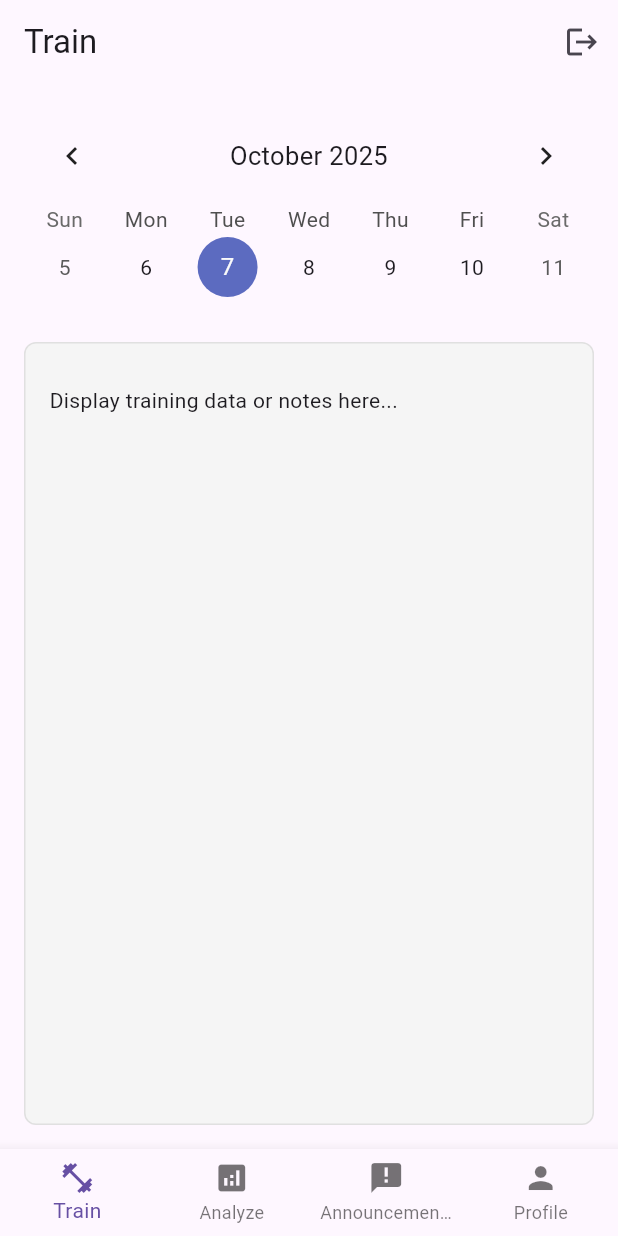
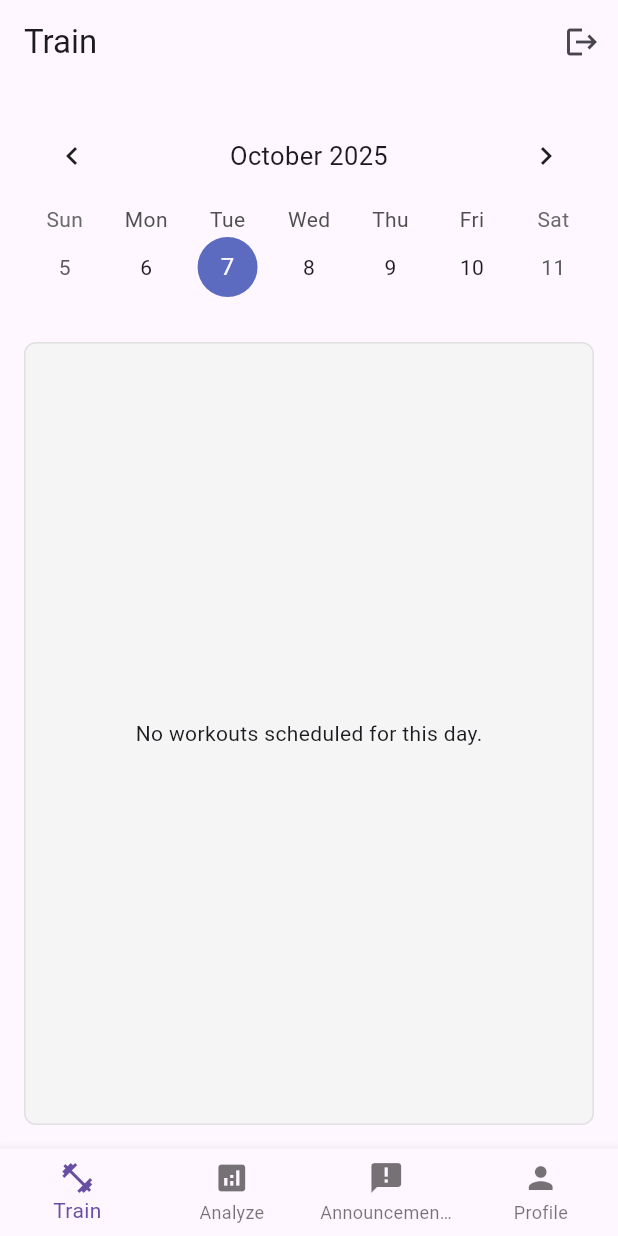
Before and after one commit to jgodfrey324/heartland_strength_app, a Flutter app: the screen it shows once a user with an empty profile is signed in, on a phone screen of 412 x 824 dp. Run offline on Flutter 3.47's test engine with Material 3 defaults, Android fonts, the phone set to English and light mode, and no system bars; drawn by our look-alikes of table_calendar; our stand-ins replace cloud_firestore, emoji_picker_flutter, firebase_auth, firebase_core; accounts and stored records are empty.

Commit message:
creating workouts in firebase and using dummy data for the UI

```diff
--- a/lib/app.dart
+++ b/lib/app.dart
@@ -1,6 +1,5 @@
 // App-level logic and routing
 import 'package:flutter/material.dart';
-import 'package:firebase_auth/firebase_auth.dart';
 import 'screens/splash_screen.dart';
 
 class MainApp extends StatelessWidget {
--- a/lib/screens/main_app_screen.dart
+++ b/lib/screens/main_app_screen.dart
@@ -58,13 +58,22 @@ class _MainAppScreenState extends State<MainAppScreen> {
     });
   }
 
-  // Screens for the tabs:
-  List<Widget> get _screens => [
-        TrainScreen(userData: _userData),
-        AnalyzeScreen(userData: _userData),
-        AnnouncementsScreen(userData: _userData),
-        ProfileScreen(userData: _userData),
-      ];
+  // Screens getter
+  List<Widget> get _screens {
+    final userId = _authService.getCurrentUserId();
+    // We not going anywhere if there's no user logged in
+    if (userId == null || _userData == null) {
+      return [const Center(child: Text('User not logged in'))];
+    }
+
+    return [
+      TrainScreen(userId: userId),
+      AnalyzeScreen(userData: _userData),
+      AnnouncementsScreen(userData: _userData),
+      ProfileScreen(userData: _userData),
+    ];
+  }
+
 
   // Titles for AppBar based on selected tab:
   String get _appBarTitle {
--- a/lib/screens/train_screen.dart
+++ b/lib/screens/train_screen.dart
@@ -1,35 +1,66 @@
 // Entry point for training screen
 import 'package:flutter/material.dart';
 import 'package:table_calendar/table_calendar.dart';
+import '../services/train_service.dart';
+import '../utils/workout_utils.dart';
 
 class TrainScreen extends StatefulWidget {
-  const TrainScreen({super.key, userData});
+  final String userId;
+
+  const TrainScreen({super.key, required this.userId});
 
   @override
   State<TrainScreen> createState() => _TrainScreenState();
 }
 
 class _TrainScreenState extends State<TrainScreen> {
+  final TrainService _trainService = TrainService();
+
   DateTime focusedDay = DateTime.now();
   DateTime? selectedDay;
+
+  List<Workout> allWorkouts = [];
+  bool isLoading = true;
 
   @override
   void initState() {
     super.initState();
     selectedDay = focusedDay;
+    _loadWorkouts();
   }
+
+  Future<void> _loadWorkouts() async {
+    try {
+      final workouts = await _trainService.getUserWorkouts(widget.userId);
+      setState(() {
+        allWorkouts = workouts;
+        isLoading = false;
+      });
+    } catch (e) {
+      // Handle error properly in real app
+      debugPrint('Error loading workouts: $e');
+      setState(() => isLoading = false);
+    }
+  }
+
+  List<Workout> _getWorkoutsForDay(DateTime day) {
+    return allWorkouts.where((w) => isSameDay(w.date, day)).toList();
+  }
+
 
   @override
   Widget build(BuildContext context) {
+    final workoutsForSelectedDay = selectedDay != null
+        ? _getWorkoutsForDay(selectedDay!)
+        : <Workout>[];
+
     return Scaffold(
-      // appBar: AppBar(
-      //   title: const Text('Train'),
-      // ),
-      body: Padding(
+      body: isLoading
+          ? const Center(child: CircularProgressIndicator())
+          : Padding(
               padding: const EdgeInsets.all(16.0),
               child: Column(
                 children: [
-            // Week calendar view
                   TableCalendar(
                     firstDay: DateTime.utc(2020, 1, 1),
                     lastDay: DateTime.utc(2030, 12, 31),
@@ -49,11 +80,9 @@ class _TrainScreenState extends State<TrainScreen> {
                       formatButtonVisible: false,
                       titleCentered: true,
                     ),
+                    eventLoader: _getWorkoutsForDay,
                   ),
-
                   const SizedBox(height: 24),
-
-            // Space to show data for selected day
                   Expanded(
                     child: Container(
                       width: double.infinity,
@@ -63,15 +92,26 @@ class _TrainScreenState extends State<TrainScreen> {
                         borderRadius: BorderRadius.circular(8),
                         border: Border.all(color: Colors.grey.shade300),
                       ),
-                child: selectedDay == null
-                    ? const Center(child: Text('No day selected'))
-                    : Column(
-                        crossAxisAlignment: CrossAxisAlignment.start,
-                        children: [
-                          const SizedBox(height: 12),
-                          // TODO: Replace with actual data widgets related to this day
-                          const Text('Display training data or notes here...'),
-                        ],
+                      child: workoutsForSelectedDay.isEmpty
+                          ? const Center(child: Text('No workouts scheduled for this day.'))
+                          : ListView.builder(
+                              itemCount: workoutsForSelectedDay.length,
+                              itemBuilder: (context, index) {
+                                final workout = workoutsForSelectedDay[index];
+                                return Card(
+                                  margin: const EdgeInsets.symmetric(vertical: 8),
+                                  child: ListTile(
+                                    title: Text(workout.title),
+                                    subtitle: Text("Coach: ${workout.coachId}"),
+                                    onTap: () => handleWorkoutTapped(
+                                      context: context,
+                                      workout: workout,
+                                      trainService: _trainService,
+                                      mounted: mounted,
+                                    ),
+                                  ),
+                                );
+                              },
                             ),
                     ),
                   ),
--- a/lib/services/auth_services.dart
+++ b/lib/services/auth_services.dart
@@ -96,4 +96,9 @@ class AuthService {
   Future<void> signOut() async {
     await _auth.signOut();
   }
+
+  // Return the current user's UID, or null if not logged in
+  String? getCurrentUserId() {
+    return _auth.currentUser?.uid;
+  }
 }
--- /dev/null
+++ b/lib/services/train_service.dart
@@ -0,0 +1,81 @@
+// Handles fetching of training data for user
+import 'package:cloud_firestore/cloud_firestore.dart';
+
+// Workout schema
+class Workout {
+  final String id;
+  final String title;
+  final DateTime date;
+  final String coachId;
+  final List<String> movementIds;
+
+  Workout({
+    required this.id,
+    required this.title,
+    required this.date,
+    required this.coachId,
+    required this.movementIds,
+  });
+
+  factory Workout.fromFirestore(DocumentSnapshot doc) {
+    final data = doc.data() as Map<String, dynamic>;
+    return Workout(
+      id: doc.id,
+      title: data['title'] ?? '',
+      date: DateTime(
+        data['date'].toDate().year,
+        data['date'].toDate().month,
+        data['date'].toDate().day,
+      ),
+      coachId: data['coachId'] ?? '',
+      movementIds: List<String>.from(data['movementIds'] ?? []),
+    );
+  }
+}
+
+// Movement schema
+class Movement {
+  final String id;
+  final String name;
+  final String description;
+
+  Movement({
+    required this.id,
+    required this.name,
+    required this.description,
+  });
+
+  factory Movement.fromFirestore(DocumentSnapshot doc) {
+    final data = doc.data() as Map<String, dynamic>;
+    return Movement(
+      id: doc.id,
+      name: data['name'] ?? '',
+      description: data['description'] ?? '',
+    );
+  }
+}
+
+// Train service
+class TrainService {
+  final _firestore = FirebaseFirestore.instance;
+
+  Future<List<Workout>> getUserWorkouts(String userId) async {
+    final snapshot = await _firestore
+        .collection('workouts')
+        .where('userId', isEqualTo: userId)
+        .get();
+
+    return snapshot.docs.map((doc) => Workout.fromFirestore(doc)).toList();
+  }
+
+  Future<List<Movement>> getMovementsByIds(List<String> ids) async {
+    if (ids.isEmpty) return [];
+
+    final snapshot = await _firestore
+        .collection('movements')
+        .where(FieldPath.documentId, whereIn: ids)
+        .get();
+
+    return snapshot.docs.map((doc) => Movement.fromFirestore(doc)).toList();
+  }
+}
```
Also changed, not shown: lib/utils/workout_utils.dart (added, +38 -0 lines). Lines whose indentation alone changed are shown as unchanged.
